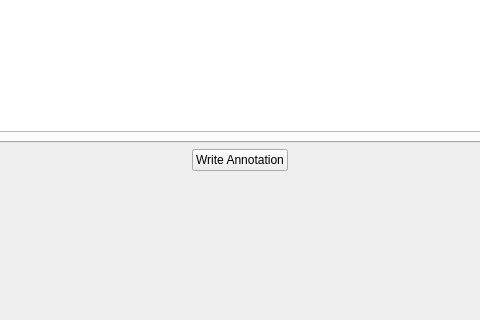
Old version of the form mapclientplugins/sparccurationhelperstep/qt/contextannotationwidget.ui in the repository mapclient-plugins/mapclientplugins.sparccurationhelperstep; both pictures show x 173 to 653 and y 164 to 484 of the 825 by 579 pixel window.
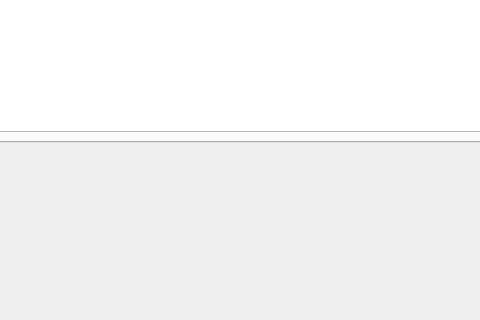
New version of the form.

Commit message: Remove write annotation button on Context tab

Diff of the .ui file:
```diff
--- a/mapclientplugins/sparccurationhelperstep/qt/contextannotationwidget.ui
+++ b/mapclientplugins/sparccurationhelperstep/qt/contextannotationwidget.ui
@@ -163,13 +163,6 @@
        </property>
       </spacer>
      </item>
-     <item>
-      <widget class="QPushButton" name="pushButtonWriteAnnotation">
-       <property name="text">
-        <string>Write Annotation</string>
-       </property>
-      </widget>
-     </item>
      <item>
       <spacer name="horizontalSpacer_4">
        <property name="orientation">
```
The commit also changes 3 other files.
